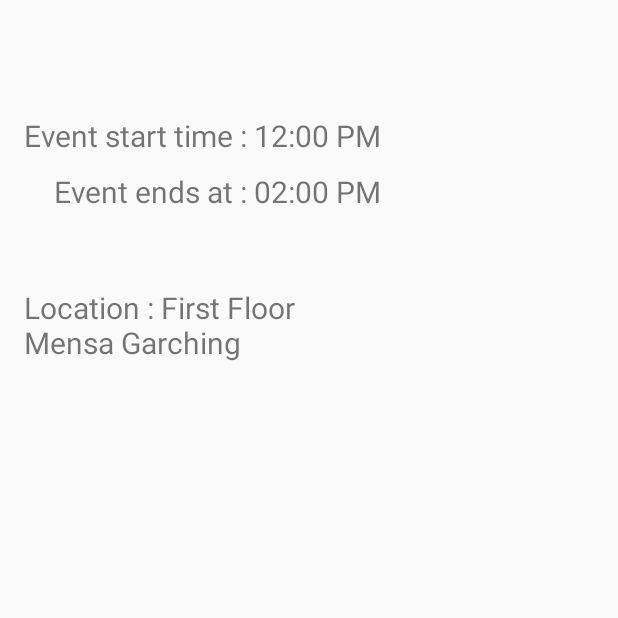
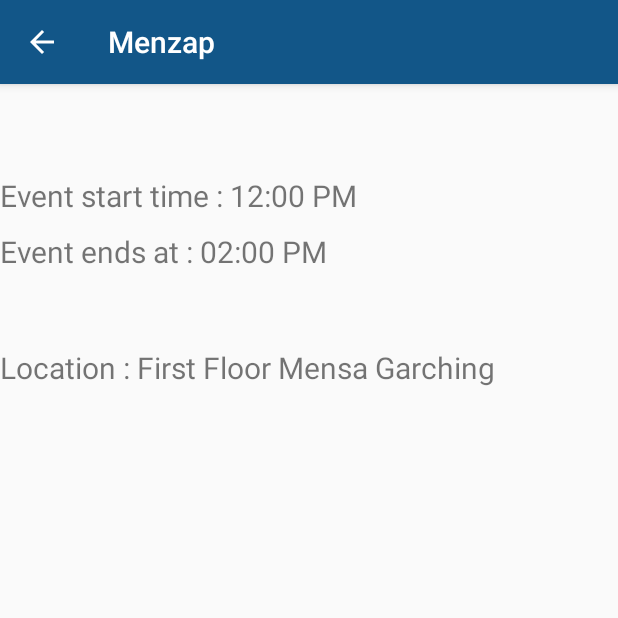
Before and after one commit to swathi-ssunder/Menzap, an Android app: the EventDetailActivity screen opened directly, with no data from a screen before it, on a phone screen of 412 x 824 dp, the top half of it. Run offline under Robolectric (Android 15) with nearby library versions, the phone set to English and light mode, and no system bars; 4 statements that could not run were skipped.

Commit message:
fixed the event detail view to be able to navigate back

```diff
--- a/Menzap/app/src/main/AndroidManifest.xml
+++ b/Menzap/app/src/main/AndroidManifest.xml
@@ -25,7 +25,11 @@
 
         <service android:name=".service.AppLibService" />
 
-        <activity android:name=".activity.EventDetailActivity"></activity><!-- ATTENTION: This was auto-generated to add Google Play services to your project for
+        <activity
+            android:name=".activity.EventDetailActivity"
+            android:parentActivityName=".activity.TabsActivity"/>
+
+        <!-- ATTENTION: This was auto-generated to add Google Play services to your project for
      App Indexing.  See https://g.co/AppIndexing/AndroidStudio for more information. -->
         <meta-data
             android:name="com.google.android.gms.version"
--- a/Menzap/app/src/main/java/diy/net/menzap/activity/EventDetailActivity.java
+++ b/Menzap/app/src/main/java/diy/net/menzap/activity/EventDetailActivity.java
@@ -3,9 +3,8 @@
 import android.net.Uri;
 import android.support.v7.app.AppCompatActivity;
 import android.os.Bundle;
-import android.view.View;
+import android.support.v7.widget.Toolbar;
 import android.widget.TextView;
-import android.content.Intent;
 
 import com.google.android.gms.appindexing.Action;
 import com.google.android.gms.appindexing.AppIndex;
@@ -13,7 +12,6 @@
 import com.google.android.gms.common.api.GoogleApiClient;
 
 import diy.net.menzap.R;
-import diy.net.menzap.fragments.EventsFragment;
 
 public class EventDetailActivity extends AppCompatActivity {
 
@@ -25,12 +23,20 @@
 
     @Override
     protected void onCreate(Bundle savedInstanceState) {
+
+        Toolbar toolbar;
+
         super.onCreate(savedInstanceState);
         setContentView(R.layout.activity_event_detail);
+
+        toolbar = (Toolbar) findViewById(R.id.toolbar);
+        setSupportActionBar(toolbar);
+        getSupportActionBar().setDisplayHomeAsUpEnabled(true);
 
         // ATTENTION: This was auto-generated to implement the App Indexing API.
         // See https://g.co/AppIndexing/AndroidStudio for more information.
         client = new GoogleApiClient.Builder(this).addApi(AppIndex.API).build();
+
         String event = getIntent().getExtras().getString("eventName");
 
         TextView eventName = (TextView) findViewById(R.id.eventName);
@@ -41,7 +47,6 @@
         endTime.setText("Event ends at : 02:00 PM");
         TextView location = (TextView) findViewById(R.id.location);
         location.setText("Location : First Floor Mensa Garching");
-
     }
 
 
--- a/Menzap/app/src/main/res/layout/activity_event_detail.xml
+++ b/Menzap/app/src/main/res/layout/activity_event_detail.xml
@@ -1,58 +1,73 @@
-<?xml version="1.0" encoding="utf-8"?>
-<RelativeLayout xmlns:android="http://schemas.android.com/apk/res/android"
-    xmlns:tools="http://schemas.android.com/tools"
+<android.support.design.widget.CoordinatorLayout xmlns:android="http://schemas.android.com/apk/res/android"
+    xmlns:app="http://schemas.android.com/apk/res-auto"
+    android:layout_width="match_parent"
+    android:layout_height="match_parent">
+
+    <android.support.design.widget.AppBarLayout
+        android:layout_width="match_parent"
+        android:layout_height="wrap_content"
+        android:theme="@style/ThemeOverlay.AppCompat.Dark.ActionBar">
+
+        <android.support.v7.widget.Toolbar
+            android:id="@+id/toolbar"
+            android:layout_width="match_parent"
+            android:layout_height="?attr/actionBarSize"
+            android:background="?attr/colorPrimary"
+            app:popupTheme="@style/ThemeOverlay.AppCompat.Light" />
+
+    </android.support.design.widget.AppBarLayout>
+
+    <LinearLayout
         android:id="@+id/activity_event_detail"
         android:layout_width="match_parent"
         android:layout_height="match_parent"
-    android:paddingBottom="@dimen/activity_vertical_margin"
-    android:paddingLeft="@dimen/activity_horizontal_margin"
-    android:paddingRight="@dimen/activity_horizontal_margin"
-    android:paddingTop="@dimen/activity_vertical_margin"
-    tools:context="diy.net.menzap.activity.EventDetailActivity">
+        android:layout_marginTop="?attr/actionBarSize"
+        android:orientation="vertical">
 
         <TextView
-        android:text="TextView"
+            android:id="@+id/eventName"
             android:layout_width="wrap_content"
             android:layout_height="wrap_content"
-        android:id="@+id/eventName"
             android:layout_alignParentLeft="true"
             android:layout_alignParentStart="true"
+            android:layout_alignParentTop="true"
+            android:text="TextView"
             android:textSize="30dp"
-        android:textStyle="bold"
-        android:layout_alignParentTop="true" />
+            android:textStyle="bold" />
 
         <TextView
-        android:text="TextView"
+            android:id="@+id/startTime"
             android:layout_width="wrap_content"
             android:layout_height="wrap_content"
-        android:layout_below="@+id/eventName"
             android:layout_alignParentLeft="true"
             android:layout_alignParentStart="true"
+            android:layout_below="@+id/eventName"
             android:layout_marginTop="20dp"
-        android:textSize="20dp"
-        android:id="@+id/startTime" />
+            android:text="TextView"
+            android:textSize="20dp" />
 
         <TextView
-        android:text="TextView"
+            android:id="@+id/endTime"
             android:layout_width="wrap_content"
             android:layout_height="wrap_content"
+            android:layout_alignEnd="@+id/eventName"
             android:layout_alignRight="@+id/startTime"
-        android:layout_alignEnd="@+id/eventName"
-        android:id="@+id/endTime"
-        android:textSize="20dp"
+            android:layout_below="@+id/startTime"
             android:layout_marginTop="10dp"
-        android:layout_below="@+id/startTime" />
+            android:text="TextView"
+            android:textSize="20dp" />
 
         <TextView
-        android:text="TextView"
+            android:id="@+id/location"
             android:layout_width="wrap_content"
             android:layout_height="wrap_content"
+            android:layout_alignEnd="@+id/eventName"
             android:layout_alignRight="@+id/endTime"
-        android:layout_alignEnd="@+id/eventName"
-        android:id="@+id/location"
-        android:textSize="20dp"
+            android:layout_below="@+id/endTime"
             android:layout_marginTop="50dp"
-        android:layout_below="@+id/endTime" />
+            android:text="TextView"
+            android:textSize="20dp" />
 
+    </LinearLayout>
 
-</RelativeLayout>
+</android.support.design.widget.CoordinatorLayout>
```
Lines whose indentation alone changed are shown as unchanged.
